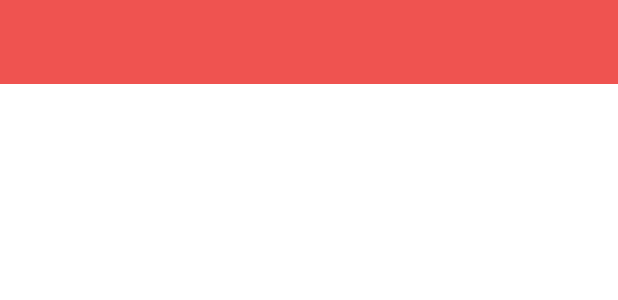
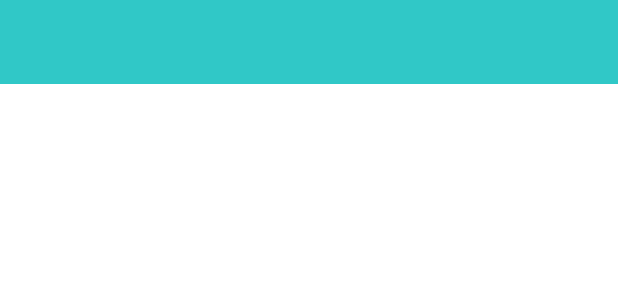
Before and after one commit to chandrabezzo/nurse-assistant, an Android app: the layout default_toolbar.xml on its own in the app's theme, with its tools: preview values and no code run, on a phone screen of 412 x 824 dp. Shown: the top 300 px of the screen. Run offline under Robolectric (Android 15) with nearby library versions, the phone set to English and light mode, and no system bars.

Commit message:
Added color used for application

```diff
--- a/app/src/main/res/values/colors.xml
+++ b/app/src/main/res/values/colors.xml
@@ -1,7 +1,14 @@
 <?xml version="1.0" encoding="utf-8"?>
 <resources>
-    <color name="colorPrimary">#ef5350</color>
-    <color name="colorPrimaryDark">#e57373</color>
+    <color name="colorPrimary">#30C8C7</color>
+    <color name="colorPrimaryDark">#30C8C7</color>
     <color name="colorAccent">#e57373</color>
     <color name="divider">#D5D4D4</color>
+
+    <color name="grayDark">#9FA4AE</color>
+    <color name="grayLight">#D4DDE3</color>
+    <color name="blueLight">#46A7FA</color>
+    <color name="yellowTransparent">#EDF79D</color>
+    <color name="greenTransparent">#95D4D4</color>
+
 </resources>
```
